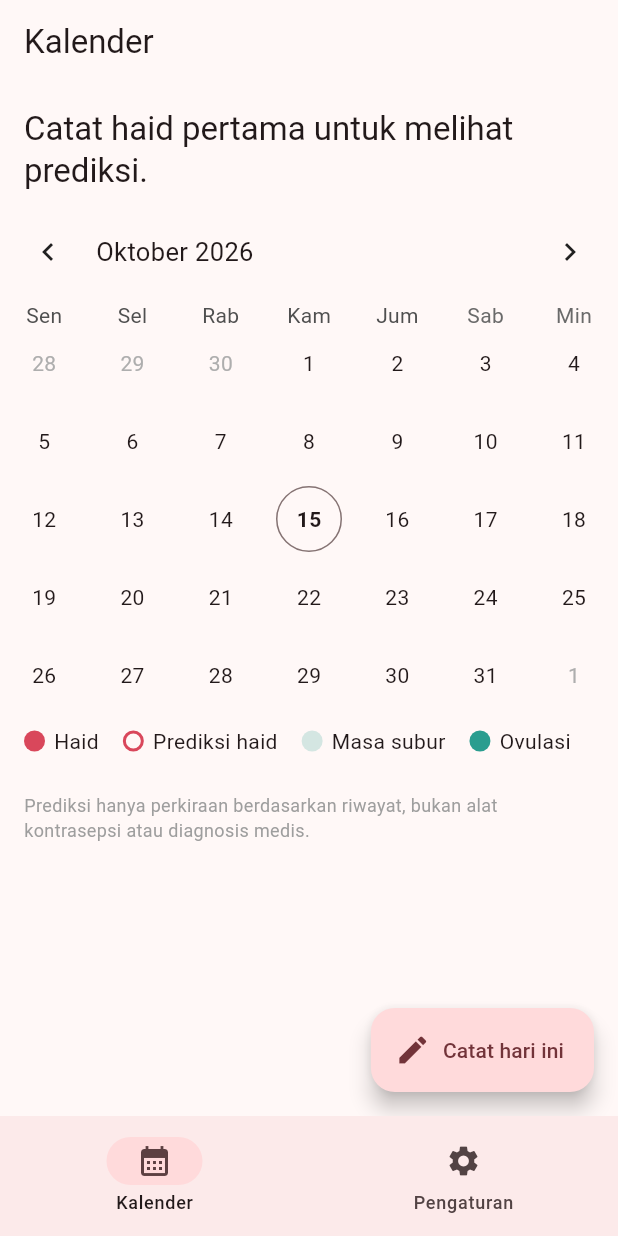
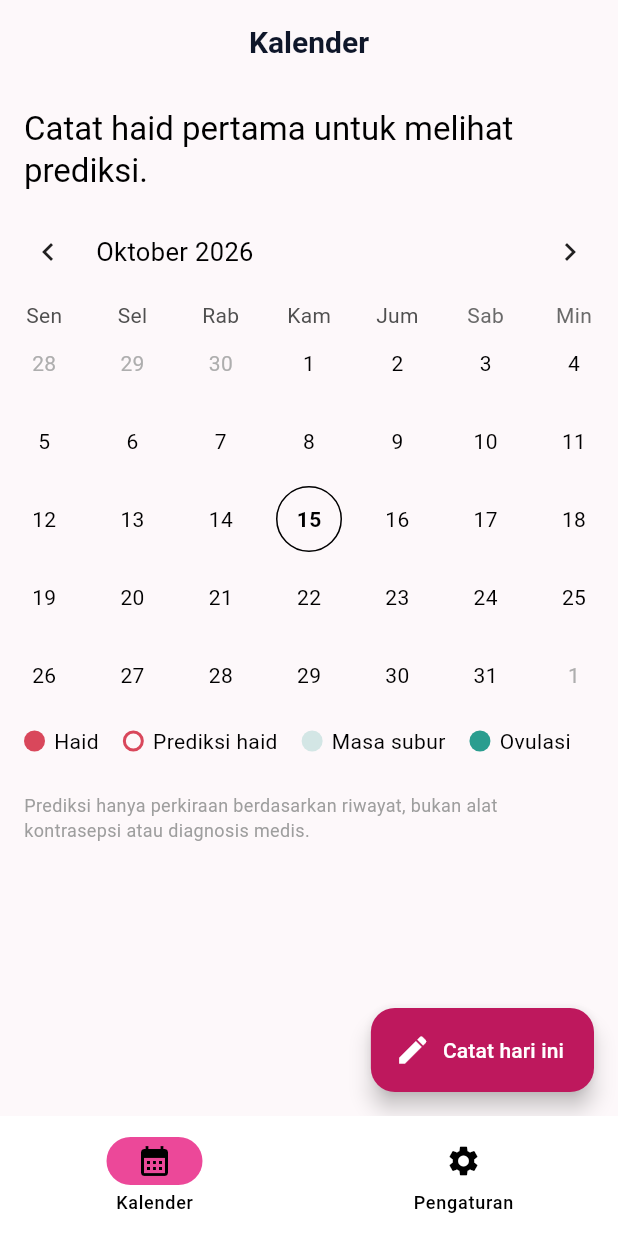
Before and after one commit to m3n54/CycleApps, a Flutter app: the screen it shows once a user with an empty profile is signed in, on a phone screen of 412 x 824 dp. Run offline on Flutter 3.47's test engine with Material 3 defaults, Android fonts, the phone set to English and light mode, and no system bars; drawn by our look-alikes of table_calendar; our stand-ins replace cloud_firestore, firebase_auth, firebase_core, flutter_riverpod; accounts and stored records are empty.

Commit message:
feat(theme): rebrand to CycleApp and implement Modern Soft Wellness theme tokens

```diff
--- a/lib/app.dart
+++ b/lib/app.dart
@@ -1,17 +1,21 @@
 import 'package:flutter/material.dart';
 
 import 'features/auth/auth_gate.dart';
+import 'theme/cycle_theme.dart';
 
-class SiklusApp extends StatelessWidget {
-  const SiklusApp({super.key});
+class CycleApp extends StatelessWidget {
+  const CycleApp({super.key});
 
   @override
   Widget build(BuildContext context) {
     return MaterialApp(
-      title: 'Siklus',
+      title: 'CycleApp',
       debugShowCheckedModeBanner: false,
-      theme: ThemeData(colorSchemeSeed: const Color(0xFFD9475B), useMaterial3: true),
+      theme: CycleTheme.lightTheme,
+      darkTheme: CycleTheme.darkTheme,
       home: const AuthGate(),
     );
   }
 }
+
+typedef SiklusApp = CycleApp;
--- /dev/null
+++ b/lib/theme/cycle_theme.dart
@@ -0,0 +1,93 @@
+import 'package:flutter/material.dart';
+
+class CycleColors {
+  CycleColors._();
+
+  static const primary = Color(0xFFBE185D); // Blush Rose
+  static const primaryDark = Color(0xFFF472B6);
+  static const secondary = Color(0xFFEC4899); // Soft Berry
+  static const accent = Color(0xFF7C3AED); // Fertility Lavender
+  static const backgroundLight = Color(0xFFFDF8FA);
+  static const surfaceLight = Color(0xFFFFFFFF);
+  static const borderLight = Color(0xFFFCE7F0);
+
+  static const backgroundDark = Color(0xFF160F1A);
+  static const surfaceDark = Color(0xFF24182B);
+  static const borderDark = Color(0xFF3B2844);
+
+  // Cycle Phase Colors
+  static const phaseMenstrual = Color(0xFFE11D48); // Rose red
+  static const phaseFollicular = Color(0xFFFB7185); // Warm pink
+  static const phaseOvulation = Color(0xFF7C3AED); // Deep lavender
+  static const phaseLuteal = Color(0xFFF43F5E); // Soft coral
+}
+
+class CycleTheme {
+  CycleTheme._();
+
+  static ThemeData get lightTheme {
+    return ThemeData(
+      useMaterial3: true,
+      brightness: Brightness.light,
+      colorScheme: const ColorScheme.light(
+        primary: CycleColors.primary,
+        secondary: CycleColors.secondary,
+        surface: CycleColors.surfaceLight,
+        error: Color(0xFFDC2626),
+      ),
+      scaffoldBackgroundColor: CycleColors.backgroundLight,
+      cardTheme: CardThemeData(
+        color: CycleColors.surfaceLight,
+        elevation: 0,
+        shape: RoundedRectangleBorder(
+          borderRadius: BorderRadius.circular(20),
+          side: const BorderSide(color: CycleColors.borderLight),
+        ),
+      ),
+      appBarTheme: const AppBarTheme(
+        backgroundColor: CycleColors.backgroundLight,
+        elevation: 0,
+        centerTitle: true,
+        iconTheme: IconThemeData(color: Color(0xFF0F172A)),
+        titleTextStyle: TextStyle(
+          color: Color(0xFF0F172A),
+          fontSize: 20,
+          fontWeight: FontWeight.w700,
+        ),
+      ),
+    );
+  }
+
+  static ThemeData get darkTheme {
+    return ThemeData(
+      useMaterial3: true,
+      brightness: Brightness.dark,
+      colorScheme: const ColorScheme.dark(
+        primary: Color(0xFFF472B6),
+        secondary: Color(0xFFFB7185),
+        surface: CycleColors.surfaceDark,
+        error: Color(0xFFEF4444),
+      ),
+      scaffoldBackgroundColor: CycleColors.backgroundDark,
+      cardTheme: CardThemeData(
+        color: CycleColors.surfaceDark,
+        elevation: 0,
+        shape: RoundedRectangleBorder(
+          borderRadius: BorderRadius.circular(20),
+          side: const BorderSide(color: CycleColors.borderDark),
+        ),
+      ),
+      appBarTheme: const AppBarTheme(
+        backgroundColor: CycleColors.backgroundDark,
+        elevation: 0,
+        centerTitle: true,
+        iconTheme: IconThemeData(color: Colors.white),
+        titleTextStyle: TextStyle(
+          color: Colors.white,
+          fontSize: 20,
+          fontWeight: FontWeight.w700,
+        ),
+      ),
+    );
+  }
+}
```
Also changed, not shown: 9 other files.
